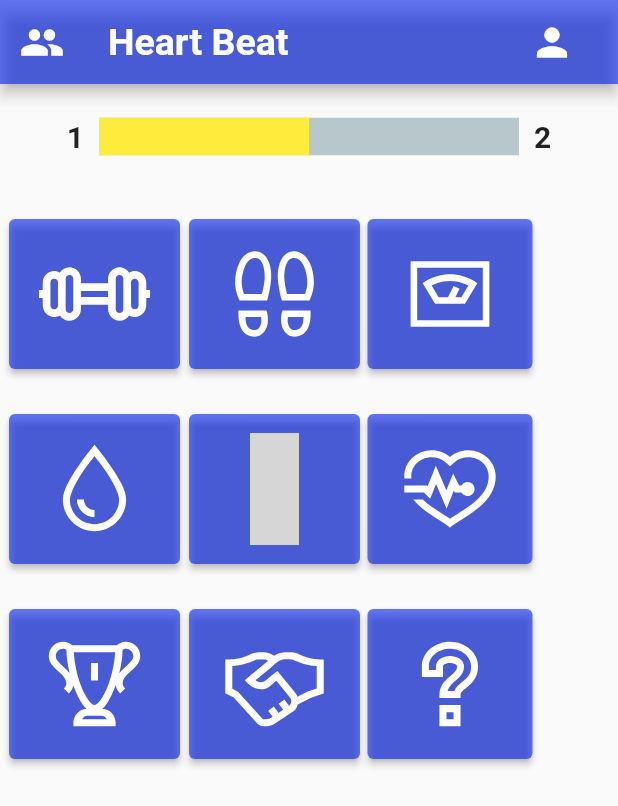
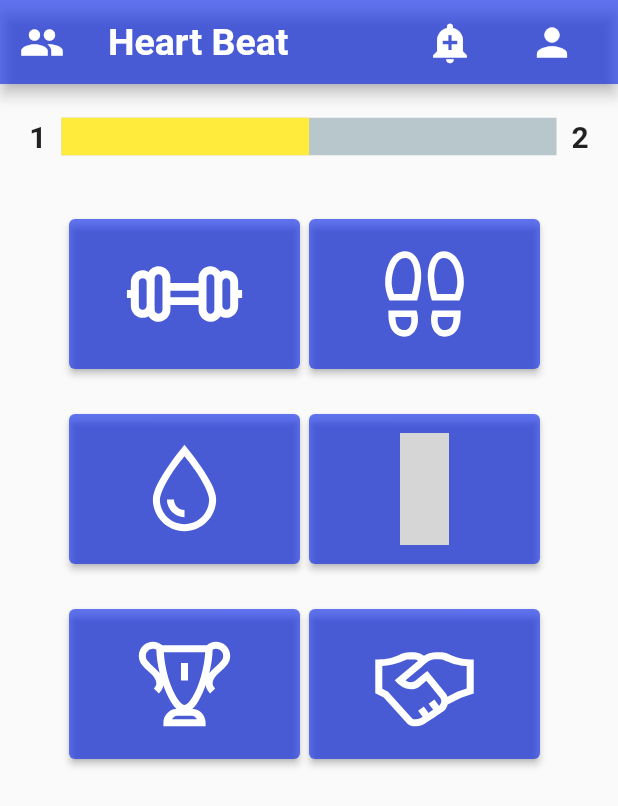
Before and after one commit to YushaCan/HeartBeat, a Flutter app: the screen it shows after launch, on a phone screen of 412 x 824 dp. Shown: the top 806 px of the screen. Run offline on Flutter 3.47's test engine with Material 2 defaults, Android fonts, the phone set to English and light mode, and no system bars; drawn by our look-alikes of percent_indicator; our stand-ins replace another_flushbar, confetti, firebase_auth, firebase_core, firebase_database, fl_chart and 6 more; missing offline and left inert: cron, is_first_run; accounts and stored records are empty; network calls fail; grey boxes are pictures that could not be loaded.

Commit message:
biseyler
biseyler

```diff
--- a/heart_beat/lib/Antreman2/Pages/ExerciseVideo.dart
+++ b/heart_beat/lib/Antreman2/Pages/ExerciseVideo.dart
@@ -1,7 +1,6 @@
 import 'package:flutter/cupertino.dart';
 import 'package:flutter/material.dart';
 import 'package:heart_beat/Antreman2/ExerciseCounter/Counter.dart';
-
 import '../models/exercise.dart';
 
 class ExerciseVideo extends StatefulWidget {
--- a/heart_beat/lib/Antreman2/Widgets/ExerciseSetWidget.dart
+++ b/heart_beat/lib/Antreman2/Widgets/ExerciseSetWidget.dart
@@ -12,7 +12,6 @@ class ExerciseSetWidget extends StatelessWidget {
   @override
   Widget build(BuildContext context) => InkWell(
     onTap: () {
-      print("i am tapped");
       Navigator.push(
         context,
         MaterialPageRoute(builder: (context) => ExercisesOfSetPage(exercises: exerciseSet.exercises!)),
@@ -36,7 +35,6 @@ class ExerciseSetWidget extends StatelessWidget {
 
   Widget buildText() {
     final exercises = exerciseSet.exercises!.length.toString();
-    final minutes = "test";
     final name = exerciseSet.name;
     return Column(
       crossAxisAlignment: CrossAxisAlignment.start,
--- a/heart_beat/lib/Antreman2/firebasedata/exerciseSetdata.dart
+++ b/heart_beat/lib/Antreman2/firebasedata/exerciseSetdata.dart
@@ -23,7 +23,7 @@ Future<List<ExerciseSet>> showExerciseSetData () async {
         element.children.forEach((element) {
           //{duration: 30, set: 1, name: jump in place, isDone: 0, URL: https://firebasestorage.googleapis.com/v0/b/heartbeat-cbae0.appspot.com/o/assets%2Fcore%2F5.gif?alt=media&token=a389e861-904d-4728-8975-3d11674edc26}
           Exercise SingleExercise =  new Exercise();
-          print(element.value);
+          //print(element.value);
           element.children.forEach((element) {// 30 1 jump in place
            // print(element.value);
             if(count==1){
--- a/heart_beat/lib/Challenge/friendsWidget.dart
+++ b/heart_beat/lib/Challenge/friendsWidget.dart
@@ -1,9 +1,9 @@
-import 'dart:ffi';
 import 'package:another_flushbar/flushbar.dart';
 import 'package:flutter/material.dart';
 import '../FriendShip/FriendShipActions.dart';
 import 'ChallengeFirebaseData.dart';
 import 'challengeWidget.dart';
+
 void show_SelectFirst(BuildContext context) {
   Flushbar(
     duration: Duration(seconds: 3),
--- a/heart_beat/lib/MainPages/MainMenu.dart
+++ b/heart_beat/lib/MainPages/MainMenu.dart
@@ -12,6 +12,8 @@ import '../FriendShip/FriendRequestsWidget.dart';
 import 'FriendsList.dart';
 import 'dart:math' as math;
 import 'package:line_icons/line_icons.dart';
+
+import 'VegsFruits.dart';
 
 class MainMenuPage extends StatelessWidget {
   MainMenuPage({Key? key}) : super(key: key);
@@ -51,6 +53,19 @@ class MainMenuPage extends StatelessWidget {
               ),
               // For Profile Page on AppBar
               actions: <Widget>[
+                Padding(
+                  padding: EdgeInsets.only(right: 20.0),
+                  child: IconButton(
+                    onPressed: () {
+                      Navigator.push(
+                        context,
+                        MaterialPageRoute(builder: (context) => FriendRequestsWidget()),
+                      );
+                    },
+                    icon: Icon(Icons.add_alert),
+                    iconSize: 30,
+                  ),
+                ),
                 Padding(
                   padding: EdgeInsets.only(right: 20.0),
                   child: IconButton(
@@ -111,7 +126,7 @@ class _MainMenuState extends State<MainMenu> {
                 children: <Widget>[
                   // Level Bar Codes
                   new LinearPercentIndicator(
-                    width: 300,
+                    width: 350,
                     animation: true,
                     animationDuration: 1500,
                     lineHeight: 25,
@@ -138,10 +153,11 @@ class _MainMenuState extends State<MainMenu> {
           // First Row
           Row(
             children: <Widget>[
+              Padding(padding: EdgeInsets.only(left: 40),),
               // TRAINING BUTTON
               SizedBox(
                 height: 120,
-                width: 120,
+                width: 160,
                 child: Padding(
                   padding: EdgeInsets.only(
                     left: 6,
@@ -174,7 +190,7 @@ class _MainMenuState extends State<MainMenu> {
               // PEDOMETER BUTTON
               SizedBox(
                 height: 120,
-                width: 120,
+                width: 160,
                 child: Padding(
                   padding: EdgeInsets.only(
                     left: 6,
@@ -204,42 +220,16 @@ class _MainMenuState extends State<MainMenu> {
                   ),
                 ),
               ),
-              // BMI (Body Mass Index) BUTTON
-              SizedBox(
-                height: 120,
-                width: 120,
-                child: Padding(
-                  padding: EdgeInsets.only(
-                    left: 5,
-                    top: 20,
-                    right: 5,
-                  ),
-                  // For BMI
-                  child: ElevatedButton(
-                    style: ButtonStyle(
-                      backgroundColor: MaterialStateProperty.all<Color>(
-                          Color.fromRGBO(0, 31, 235,0.6)),
-                    ),
-                    child: Icon(
-                      //FontAwesomeIcons.weight,
-                      LineIcons.weight,
-                      size: 70,
-                    ),
-                    onPressed: () {
-                      print("BMI PAGE OPENED");
-                    },
-                  ),
-                ),
-              ),
             ],
           ),
           // Second Row
           Row(
             children: <Widget>[
+              Padding(padding: EdgeInsets.only(left: 40),),
               // TRAININ BUTTON
               SizedBox(
                 height: 130,
-                width: 120,
+                width: 160,
                 child: Padding(
                   padding: EdgeInsets.only(
                     left: 6,
@@ -268,7 +258,7 @@ class _MainMenuState extends State<MainMenu> {
               // PEDOMETER BUTTON
               SizedBox(
                 height: 130,
-                width: 120,
+                width: 160,
                 child: Padding(
                   padding: EdgeInsets.only(
                     left: 6,
@@ -286,32 +276,11 @@ class _MainMenuState extends State<MainMenu> {
                     ),
                     onPressed: () {
                       print("FOOD PAGE OPENED");
-                    },
-                  ),
-                ),
-              ),
-              // BMI (Body Mass Index) BUTTON
-              SizedBox(
-                height: 130,
-                width: 120,
-                child: Padding(
-                  padding: EdgeInsets.only(
-                    left: 5,
-                    top: 30,
-                    right: 5,
-                  ),
-                  // For BMI
-                  child: ElevatedButton(
-                    style: ButtonStyle(
-                      backgroundColor: MaterialStateProperty.all<Color>(
-                          Color.fromRGBO(0, 31, 235,0.6)),
-                    ),
-                    child: Icon(
-                      LineIcons.heartbeat,
-                      size: 75,
-                    ),
-                    onPressed: () {
-                      print("HEART RATE PAGE OPENED");
+                      Navigator.push(
+                        context,
+                        MaterialPageRoute(
+                            builder: (context) => VegsFruits()),
+                      );
                     },
                   ),
                 ),
@@ -321,10 +290,11 @@ class _MainMenuState extends State<MainMenu> {
           // Third Row
           Row(
             children: <Widget>[
+              Padding(padding: EdgeInsets.only(left: 40),),
               // TRAININ BUTTON
               SizedBox(
                 height: 130,
-                width: 120,
+                width: 160,
                 child: Padding(
                   padding: EdgeInsets.only(
                     left: 6,
@@ -354,7 +324,7 @@ class _MainMenuState extends State<MainMenu> {
               // PEDOMETER BUTTON
               SizedBox(
                 height: 130,
-                width: 120,
+                width: 160,
                 child: Padding(
                   padding: EdgeInsets.only(
                     left: 6,
@@ -381,7 +351,7 @@ class _MainMenuState extends State<MainMenu> {
                 ),
               ),
               // BMI (Body Mass Index) BUTTON
-              SizedBox(
+       /*       SizedBox(
                 height: 130,
                 width: 120,
                 child: Padding(
@@ -405,7 +375,7 @@ class _MainMenuState extends State<MainMenu> {
                     },
                   ),
                 ),
-              ),
+              ), */
             ],
           ),
         ],
```
Also changed, not shown: heart_beat/lib/Antreman2/ExerciseCounter/CongratulationsWidget.dart (+6 -7 lines), heart_beat/lib/Antreman2/Pages/ExercisesOfSetPage.dart (+8 -3 lines), heart_beat/lib/FriendShip/FriendRequestsWidget.dart (+9 -4 lines), heart_beat/lib/FriendShip/FriendShipActions.dart (+10 -10 lines), heart_beat/lib/MainPages/AddFriendsPage.dart (+9 -3 lines), heart_beat/lib/MainPages/FriendsList.dart (+27 -4 lines), heart_beat/lib/MainPages/ProfilePage.dart (+44 -77 lines), heart_beat/lib/MainPages/VegsFruits.dart (added, +264 -0 lines), heart_beat/lib/MainPages/WaterPage.dart (+8 -1 lines).
